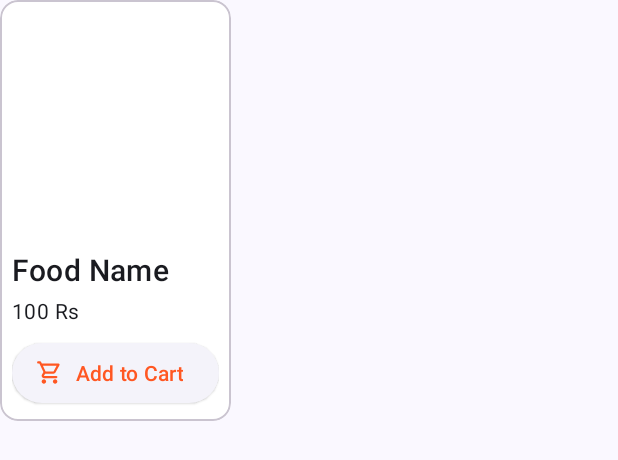
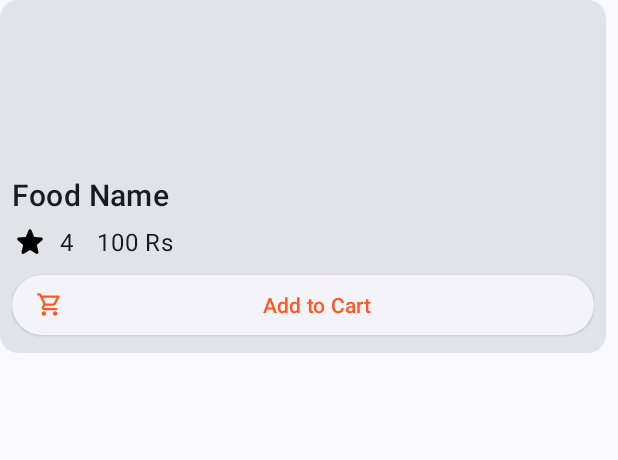
Before and after one commit to anshika1501/BiteBuddy, an Android app: the layout item_food.xml on its own in the app's theme, with its tools: preview values and no code run, on a phone screen of 412 x 824 dp. Shown: the top 460 px of the screen. Run offline under Robolectric (Android 15) with nearby library versions, the phone set to English and light mode, and no system bars.

Commit message:
Add food rating display and error handling for food images; update layout and dependencies

```diff
--- a/app/build.gradle.kts
+++ b/app/build.gradle.kts
@@ -62,7 +62,8 @@ dependencies {
 
     implementation(libs.glide)
 
-    implementation("org.json:json:20210307")
+    implementation(libs.json)
+    implementation(libs.lifecycle.livedata.ktx)
 }
 
 kapt {
--- a/app/src/main/java/com/anshu/bitebuddy/ui/fragments/home/HomeFragment.java
+++ b/app/src/main/java/com/anshu/bitebuddy/ui/fragments/home/HomeFragment.java
@@ -7,8 +7,10 @@ import androidx.annotation.NonNull;
 import androidx.annotation.Nullable;
 import androidx.lifecycle.ViewModelProvider;
 import androidx.recyclerview.widget.GridLayoutManager;
+import androidx.recyclerview.widget.LinearLayoutManager;
 
 import com.anshu.bitebuddy.R;
+import com.anshu.bitebuddy.core.database.interaction.FirebaseInteraction;
 import com.anshu.bitebuddy.databinding.FragmentHomeBinding;
 import com.anshu.bitebuddy.utils.BaseFragment;
 import com.anshu.bitebuddy.utils.Transition;
@@ -39,6 +41,7 @@ public class HomeFragment extends BaseFragment {
 
         binding.recyclerView.setAdapter(adapter);
         binding.recyclerView.setLayoutManager(new GridLayoutManager(requireContext(), 2));
-
+//        binding.recyclerView.setLayoutManager(new LinearLayoutManager(requireContext()));
+        homeViewModel.getFoodData(FirebaseInteraction.FoodType.ALL).observe(getViewLifecycleOwner(), adapter::submitList);
     }
 }
--- /dev/null
+++ b/app/src/main/res/drawable/baseline_broken_image_24.xml
@@ -0,0 +1,5 @@
+<vector xmlns:android="http://schemas.android.com/apk/res/android" android:height="24dp" android:tint="#000000" android:viewportHeight="24" android:viewportWidth="24" android:width="24dp">
+
+    <path android:fillColor="@android:color/white" android:pathData="M21,5v6.59l-3,-3.01 -4,4.01 -4,-4 -4,4 -3,-3.01L3,5c0,-1.1 0.9,-2 2,-2h14c1.1,0 2,0.9 2,2zM18,11.42l3,3.01L21,19c0,1.1 -0.9,2 -2,2L5,21c-1.1,0 -2,-0.9 -2,-2v-6.58l3,2.99 4,-4 4,4 4,-3.99z"/>
+
+</vector>
--- /dev/null
+++ b/app/src/main/res/drawable/round_star_24.xml
@@ -0,0 +1,5 @@
+<vector xmlns:android="http://schemas.android.com/apk/res/android" android:height="24dp" android:tint="#000000" android:viewportHeight="24" android:viewportWidth="24" android:width="24dp">
+
+    <path android:fillColor="@android:color/white" android:pathData="M12,17.27l4.15,2.51c0.76,0.46 1.69,-0.22 1.49,-1.08l-1.1,-4.72l3.67,-3.18c0.67,-0.58 0.31,-1.68 -0.57,-1.75l-4.83,-0.41l-1.89,-4.46c-0.34,-0.81 -1.5,-0.81 -1.84,0L9.19,8.63L4.36,9.04c-0.88,0.07 -1.24,1.17 -0.57,1.75l3.67,3.18l-1.1,4.72c-0.2,0.86 0.73,1.54 1.49,1.08L12,17.27z"/>
+
+</vector>
--- a/app/src/main/res/layout/fragment_home.xml
+++ b/app/src/main/res/layout/fragment_home.xml
@@ -161,9 +161,8 @@
                 android:layout_width="match_parent"
                 android:layout_height="match_parent"
                 android:layout_below="@id/linear_layout_top"
+                android:layout_marginTop="@dimen/grid_1"
                 android:clipToPadding="false"
-                android:paddingHorizontal="@dimen/grid_2"
-                android:paddingVertical="@dimen/grid_0_25"
                 android:paddingBottom="100dp" />
         </RelativeLayout>
     </androidx.core.widget.NestedScrollView>
--- a/app/src/main/res/layout/item_food.xml
+++ b/app/src/main/res/layout/item_food.xml
@@ -2,23 +2,24 @@
 <com.google.android.material.card.MaterialCardView xmlns:android="http://schemas.android.com/apk/res/android"
     xmlns:app="http://schemas.android.com/apk/res-auto"
     xmlns:tools="http://schemas.android.com/tools"
-    android:layout_width="wrap_content"
+    style="@style/Widget.Material3.CardView.Filled"
+    android:layout_width="match_parent"
     android:layout_height="wrap_content"
     android:layout_marginEnd="@dimen/grid_1"
     android:layout_marginBottom="@dimen/grid_1">
 
     <LinearLayout
-        android:padding="@dimen/grid_1"
         android:layout_width="match_parent"
         android:layout_height="match_parent"
         android:layout_gravity="center"
         android:gravity="start"
-        android:orientation="vertical">
+        android:orientation="vertical"
+        android:padding="@dimen/grid_1">
 
         <ImageView
             android:id="@+id/image_view_food"
             android:layout_width="match_parent"
-            android:layout_height="150dp"
+            android:layout_height="100dp"
             android:importantForAccessibility="no" />
 
         <TextView
@@ -26,22 +27,43 @@
             style="?attr/textAppearanceHeadline6"
             android:layout_width="wrap_content"
             android:layout_height="wrap_content"
+            android:maxLines="1"
             android:layout_marginTop="@dimen/grid_1"
-            android:ellipsize="marquee"
+            android:ellipsize="end"
             tools:text="Food Name" />
 
-        <TextView
-            android:id="@+id/text_view_price"
-            style="?attr/textAppearanceBody2"
-            android:layout_width="wrap_content"
+        <LinearLayout
+            android:layout_width="match_parent"
             android:layout_height="wrap_content"
-            android:layout_marginTop="@dimen/grid_0_5"
-            tools:text="100 Rs" />
+            android:orientation="horizontal">
+
+            <TextView
+                android:id="@+id/text_view_rating"
+                style="?attr/textAppearanceBody1"
+                android:layout_width="wrap_content"
+                android:layout_height="wrap_content"
+                android:layout_gravity="center"
+                android:layout_marginTop="@dimen/grid_0_5"
+                android:layout_marginEnd="@dimen/grid_2"
+                android:drawableStart="@drawable/round_star_24"
+                android:drawablePadding="@dimen/grid_1"
+                android:gravity="center"
+                tools:text="4" />
+
+            <TextView
+                android:id="@+id/text_view_price"
+                style="?attr/textAppearanceBody1"
+                android:layout_width="wrap_content"
+                android:layout_height="wrap_content"
+                android:layout_gravity="center"
+                android:layout_marginTop="@dimen/grid_0_5"
+                tools:text="100 Rs" />
+        </LinearLayout>
 
         <com.google.android.material.button.MaterialButton
             android:id="@+id/button_add_to_cart"
             style="@style/Widget.Material3.Button.ElevatedButton.Icon"
-            android:layout_width="wrap_content"
+            android:layout_width="match_parent"
             android:layout_height="wrap_content"
             android:layout_marginTop="@dimen/grid_1"
             android:text="@string/add_to_cart"
--- a/app/src/main/res/values/themes.xml
+++ b/app/src/main/res/values/themes.xml
@@ -1,6 +1,6 @@
 <resources xmlns:tools="http://schemas.android.com/tools">
     <!-- Base application theme. -->
-    <style name="Theme.BiteBuddy" parent="Theme.Material3.DynamicColors.DayNight.NoActionBar">
+    <style name="Theme.BiteBuddy" parent="Theme.Material3.DynamicColors.Light.NoActionBar">
         <!-- Primary brand color. -->
         <item name="colorPrimary">@color/orange_primary</item>
         <item name="colorPrimaryVariant">?attr/colorSurface</item>
--- a/gradle/libs.versions.toml
+++ b/gradle/libs.versions.toml
@@ -2,10 +2,12 @@
 agp = "8.8.0"
 glide = "4.16.0"
 hiltAndroid = "2.56"
+json = "20250107"
 junit = "4.13.2"
 junitVersion = "1.2.1"
 espressoCore = "3.6.1"
 appcompat = "1.7.0"
+lifecycleLivedataKtx = "2.8.7"
 material = "1.12.0"
 activity = "1.10.1"
 constraintlayout = "2.2.1"
@@ -25,10 +27,12 @@ glide = { module = "com.github.bumptech.glide:glide", version.ref = "glide" }
 hilt-android = { module = "com.google.dagger:hilt-android", version.ref = "hiltAndroid" }
 hilt-android-compiler = { module = "com.google.dagger:hilt-android-compiler", version.ref = "hiltAndroid" }
 hilt-android-gradle-plugin = { module = "com.google.dagger:hilt-android-gradle-plugin", version.ref = "hiltAndroid" }
+json = { module = "org.json:json", version.ref = "json" }
 junit = { group = "junit", name = "junit", version.ref = "junit" }
 ext-junit = { group = "androidx.test.ext", name = "junit", version.ref = "junitVersion" }
 espresso-core = { group = "androidx.test.espresso", name = "espresso-core", version.ref = "espressoCore" }
 appcompat = { group = "androidx.appcompat", name = "appcompat", version.ref = "appcompat" }
+lifecycle-livedata-ktx = { module = "androidx.lifecycle:lifecycle-livedata-ktx", version.ref = "lifecycleLivedataKtx" }
 material = { group = "com.google.android.material", name = "material", version.ref = "material" }
 activity = { group = "androidx.activity", name = "activity", version.ref = "activity" }
 constraintlayout = { group = "androidx.constraintlayout", name = "constraintlayout", version.ref = "constraintlayout" }
```
Also changed, not shown: app/src/main/java/com/anshu/bitebuddy/core/database/interaction/FirebaseInteraction.java (+89 -0 lines), app/src/main/java/com/anshu/bitebuddy/ui/fragments/home/FoodItemAdapter.java (+8 -11 lines), app/src/main/java/com/anshu/bitebuddy/ui/fragments/home/HomeViewModel.java (+14 -0 lines).
